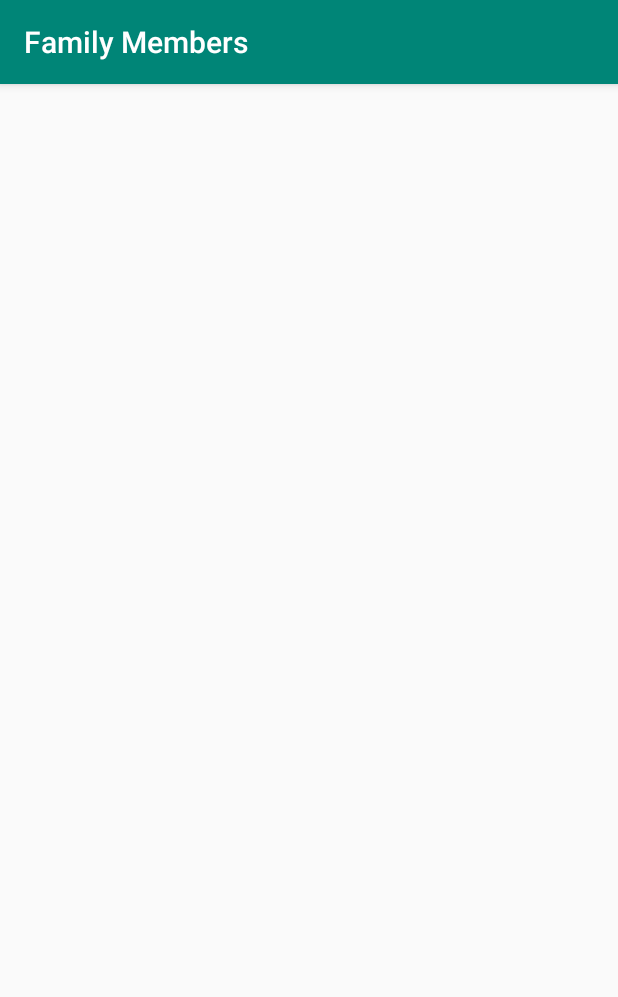
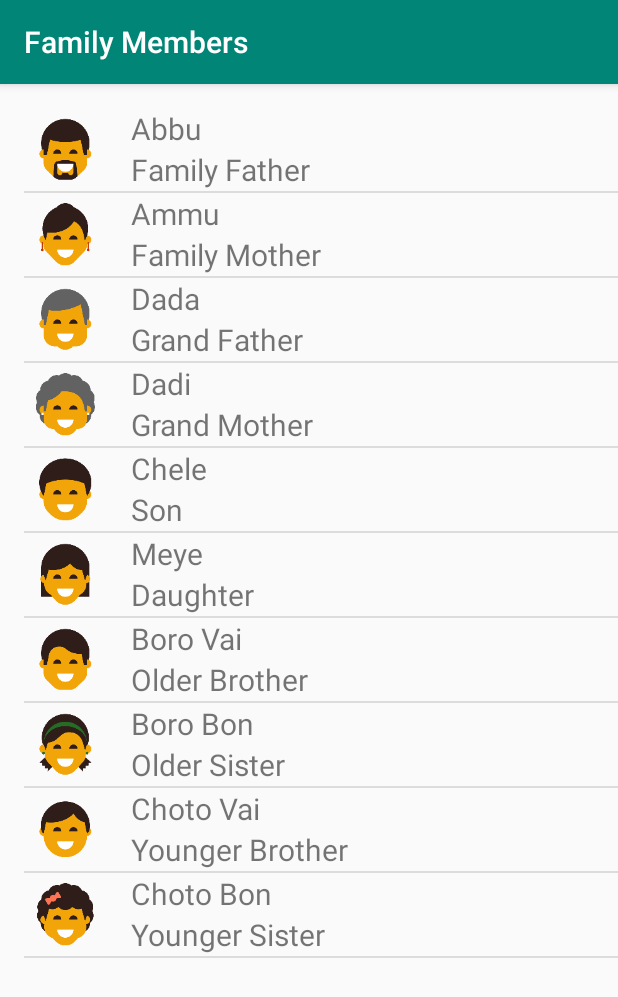
Before and after one commit to abusayedruetcse/Miwok, an Android app: the FamilyActivity screen opened directly, with no data from a screen before it, on a phone screen of 412 x 824 dp. Shown: the top 997 px of the screen. Run offline under Robolectric (Android 15) with nearby library versions, the phone set to English and light mode, and no system bars.

Commit message:
family activity .java & .xml is updated

```diff
--- a/app/src/main/java/com/ecxample/android/miwok/FamilyActivity.java
+++ b/app/src/main/java/com/ecxample/android/miwok/FamilyActivity.java
@@ -2,6 +2,9 @@ package com.ecxample.android.miwok;
 
 import android.support.v7.app.AppCompatActivity;
 import android.os.Bundle;
+import android.widget.ListView;
+
+import java.util.ArrayList;
 
 public class FamilyActivity extends AppCompatActivity {
 
@@ -9,5 +12,26 @@ public class FamilyActivity extends AppCompatActivity {
     protected void onCreate(Bundle savedInstanceState) {
         super.onCreate(savedInstanceState);
         setContentView(R.layout.activity_family);
+
+        ArrayList<Word> family=new ArrayList<Word>();
+        family.add(new Word("Abbu","Family Father",R.drawable.family_father));
+        family.add(new Word("Ammu","Family Mother",R.drawable.family_mother));
+        family.add(new Word("Dada","Grand Father",R.drawable.family_grandfather));
+        family.add(new Word("Dadi","Grand Mother",R.drawable.family_grandmother));
+        family.add(new Word("Chele","Son",R.drawable.family_son));
+        family.add(new Word("Meye","Daughter",R.drawable.family_daughter));
+        family.add(new Word("Boro Vai","Older Brother",R.drawable.family_older_brother));
+        family.add(new Word("Boro Bon","Older Sister",R.drawable.family_older_sister));
+        family.add(new Word("Choto Vai","Younger Brother",R.drawable.family_younger_brother));
+        family.add(new Word("Choto Bon","Younger Sister",R.drawable.family_younger_sister));
+
+        WordAdapter wordAdapter=new WordAdapter(this,family);
+        ListView listView=(ListView)findViewById(R.id.family);
+        listView.setAdapter(wordAdapter);
+
+
+
+
+
     }
 }
--- a/app/src/main/res/layout/activity_family.xml
+++ b/app/src/main/res/layout/activity_family.xml
@@ -5,5 +5,13 @@
     android:layout_width="match_parent"
     android:layout_height="match_parent"
     tools:context=".FamilyActivity">
+    <ListView
+        android:layout_width="match_parent"
+        android:layout_height="match_parent"
+        android:id="@+id/family"
+        android:paddingTop="16dp"
+        android:paddingLeft="16dp">
+
+    </ListView>
 
 </android.support.constraint.ConstraintLayout>
```
